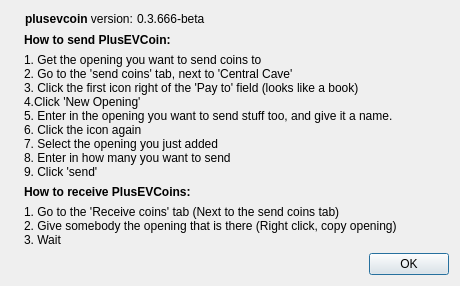
Above: src/qt/forms/transactionTutDialog.ui from plusevcoin/plusevcoin before the change. Below: the same form after it.
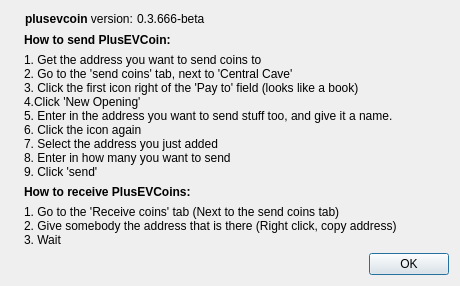
That is the form after the change. Icons and pictures are not drawn.

```diff
--- a/src/qt/forms/transactionTutDialog.ui
+++ b/src/qt/forms/transactionTutDialog.ui
@@ -122,13 +122,13 @@
         </sizepolicy>
        </property>
        <property name="text">
-        <string>1. Get the opening you want to send coins to
+        <string>1. Get the address you want to send coins to
 2. Go to the 'send coins' tab, next to 'Central Cave'
 3. Click the first icon right of the 'Pay to' field (looks like a book)
 4.Click 'New Opening'
-5. Enter in the opening you want to send stuff too, and give it a name.
+5. Enter in the address you want to send stuff too, and give it a name.
 6. Click the icon again
-7. Select the opening you just added
+7. Select the address you just added
 8. Enter in how many you want to send
 9. Click 'send'</string>
        </property>
@@ -151,7 +151,7 @@
       <widget class="QLabel" name="label_6">
        <property name="text">
         <string>1. Go to the 'Receive coins' tab (Next to the send coins tab)
-2. Give somebody the opening that is there (Right click, copy opening)
+2. Give somebody the address that is there (Right click, copy address)
 3. Wait</string>
        </property>
       </widget>
```
